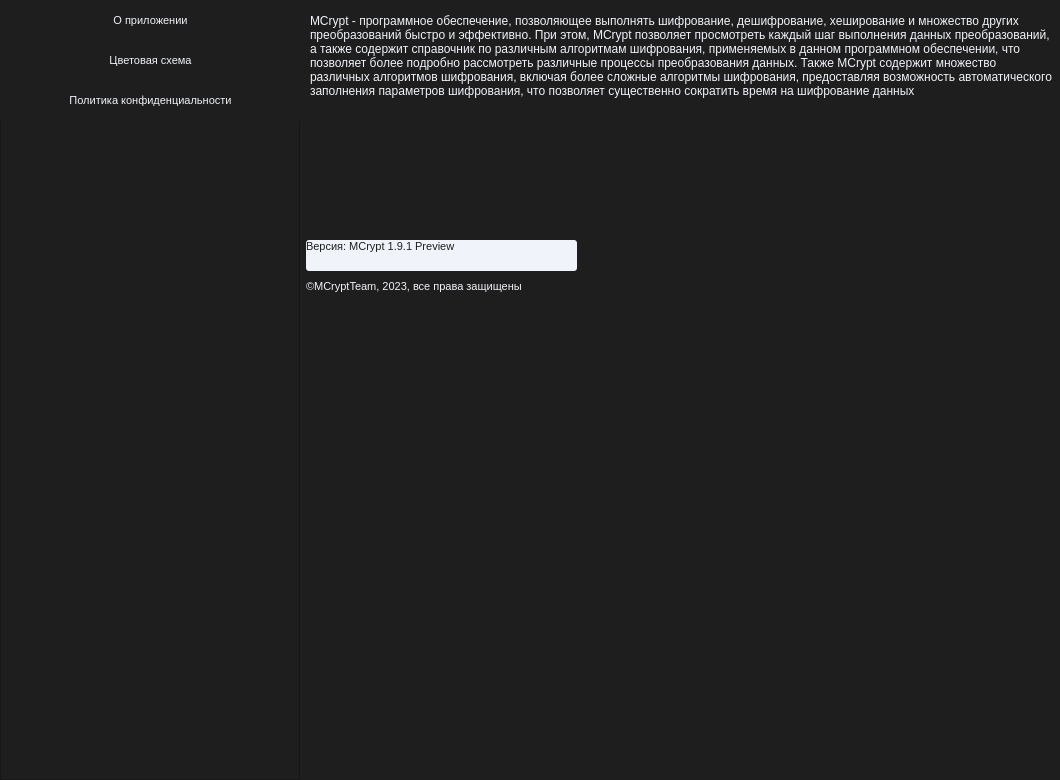
Above: views/templates/settings_win_dark.ui from Aiow-dev/MCryptApp before the change. Below: the same form after it.
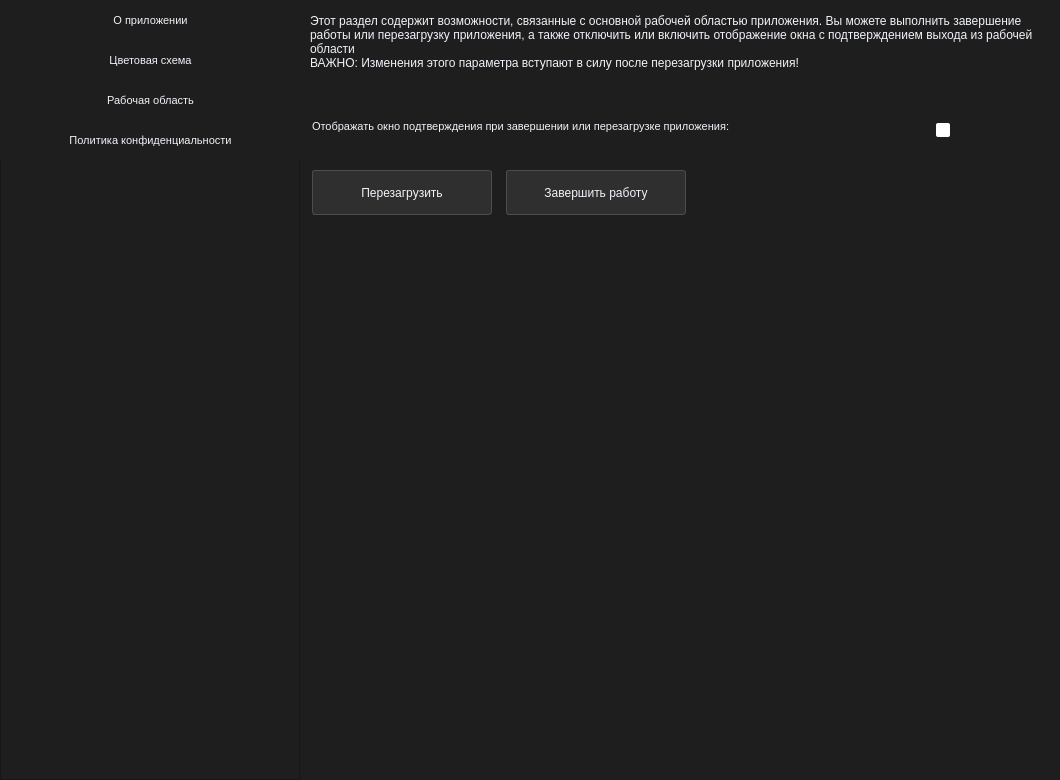
That is the form after the change.

Commit message: add app section in settings

Patch:
```diff
--- a/views/templates/settings_win_dark.ui
+++ b/views/templates/settings_win_dark.ui
@@ -112,7 +112,7 @@
       <property name="geometry">
        <rect>
         <x>0</x>
-        <y>80</y>
+        <y>120</y>
         <width>301</width>
         <height>41</height>
        </rect>
@@ -137,18 +137,47 @@
        <string>Политика конфиденциальности</string>
       </property>
      </widget>
+     <widget class="QPushButton" name="btn_set_app">
+      <property name="geometry">
+       <rect>
+        <x>0</x>
+        <y>80</y>
+        <width>301</width>
+        <height>41</height>
+       </rect>
+      </property>
+      <property name="font">
+       <font>
+        <pointsize>8</pointsize>
+       </font>
+      </property>
+      <property name="styleSheet">
+       <string notr="true">QPushButton {
+	background-color: rgb(30, 30, 30);
+	color: rgb(240, 243, 249);
+	border: 0px;
+}
+
+QPushButton:hover {
+	background-color: rgb(77, 77, 77);
+}</string>
+      </property>
+      <property name="text">
+       <string>Рабочая область</string>
+      </property>
+     </widget>
     </widget>
    </item>
    <item>
     <widget class="QStackedWidget" name="section_widget">
      <property name="currentIndex">
-      <number>0</number>
+      <number>2</number>
      </property>
      <widget class="QWidget" name="program_info_page">
       <widget class="QLabel" name="label_2">
        <property name="geometry">
         <rect>
-         <x>0</x>
+         <x>6</x>
          <y>240</y>
          <width>271</width>
          <height>31</height>
@@ -179,7 +208,7 @@
       <widget class="QLabel" name="label_3">
        <property name="geometry">
         <rect>
-         <x>0</x>
+         <x>6</x>
          <y>280</y>
          <width>751</width>
          <height>31</height>
@@ -1057,6 +1086,168 @@
       <zorder>frame_14</zorder>
       <zorder>plainTextEdit</zorder>
      </widget>
+     <widget class="QWidget" name="page">
+      <widget class="QPlainTextEdit" name="plainTextEdit_4">
+       <property name="geometry">
+        <rect>
+         <x>0</x>
+         <y>10</y>
+         <width>751</width>
+         <height>91</height>
+        </rect>
+       </property>
+       <property name="styleSheet">
+        <string notr="true">QPlainTextEdit {
+	border: none;
+	color: rgb(240, 243, 249);
+}</string>
+       </property>
+       <property name="readOnly">
+        <bool>true</bool>
+       </property>
+       <property name="plainText">
+        <string>Этот раздел содержит возможности, связанные с основной рабочей областью приложения. Вы можете выполнить завершение работы или перезагрузку приложения, а также отключить или включить отображение окна с подтверждением выхода из рабочей области
+ВАЖНО: Изменения этого параметра вступают в силу после перезагрузки приложения!</string>
+       </property>
+      </widget>
+      <widget class="QLabel" name="label_4">
+       <property name="geometry">
+        <rect>
+         <x>6</x>
+         <y>120</y>
+         <width>621</width>
+         <height>31</height>
+        </rect>
+       </property>
+       <property name="font">
+        <font>
+         <pointsize>8</pointsize>
+        </font>
+       </property>
+       <property name="styleSheet">
+        <string notr="true">QLabel {
+	color: rgb(240, 243, 249);
+}</string>
+       </property>
+       <property name="text">
+        <string>Отображать окно подтверждения при завершении или перезагрузке приложения:</string>
+       </property>
+       <property name="alignment">
+        <set>Qt::AlignLeading|Qt::AlignLeft|Qt::AlignTop</set>
+       </property>
+       <property name="wordWrap">
+        <bool>true</bool>
+       </property>
+      </widget>
+      <widget class="QCheckBox" name="confirm_quit_chk">
+       <property name="geometry">
+        <rect>
+         <x>630</x>
+         <y>108</y>
+         <width>101</width>
+         <height>45</height>
+        </rect>
+       </property>
+       <property name="minimumSize">
+        <size>
+         <width>0</width>
+         <height>45</height>
+        </size>
+       </property>
+       <property name="styleSheet">
+        <string notr="true">QCheckBox {
+	color: rgb(255, 255, 255);
+}
+
+QCheckBox::indicator:unchecked {
+	border-radius: 2px;
+	background-color: rgb(255, 255, 255);
+}
+
+QCheckBox::indicator:checked {
+	border-radius: 2px;
+	background-color: rgb(67, 67, 67);
+}</string>
+       </property>
+       <property name="text">
+        <string/>
+       </property>
+      </widget>
+      <widget class="QPushButton" name="btn_restart">
+       <property name="geometry">
+        <rect>
+         <x>6</x>
+         <y>170</y>
+         <width>180</width>
+         <height>45</height>
+        </rect>
+       </property>
+       <property name="minimumSize">
+        <size>
+         <width>130</width>
+         <height>45</height>
+        </size>
+       </property>
+       <property name="maximumSize">
+        <size>
+         <width>200</width>
+         <height>16777215</height>
+        </size>
+       </property>
+       <property name="styleSheet">
+        <string notr="true">QPushButton {
+	border: 1px solid rgb(77, 77, 77);
+	border-radius: 3px;
+	background-color: rgb(48, 47, 47);
+	color: rgb(240, 243, 249);
+}
+
+QPushButton:hover {
+	background-color: rgb(77, 77, 77);
+}</string>
+       </property>
+       <property name="text">
+        <string>Перезагрузить</string>
+       </property>
+      </widget>
+      <widget class="QPushButton" name="btn_quit">
+       <property name="geometry">
+        <rect>
+         <x>200</x>
+         <y>170</y>
+         <width>180</width>
+         <height>45</height>
+        </rect>
+       </property>
+       <property name="minimumSize">
+        <size>
+         <width>130</width>
+         <height>45</height>
+        </size>
+       </property>
+       <property name="maximumSize">
+        <size>
+         <width>200</width>
+         <height>16777215</height>
+        </size>
+       </property>
+       <property name="styleSheet">
+        <string notr="true">QPushButton {
+	border: 1px solid rgb(77, 77, 77);
+	border-radius: 3px;
+	background-color: rgb(48, 47, 47);
+	color: rgb(240, 243, 249);
+}
+
+QPushButton:hover {
+	background-color: rgb(77, 77, 77);
+}</string>
+       </property>
+       <property name="text">
+        <string>Завершить работу</string>
+       </property>
+      </widget>
+     </widget>
      <widget class="QWidget" name="page_3">
       <widget class="QPlainTextEdit" name="plainTextEdit_3">
        <property name="geometry">
```
The commit also changes 10 other files.
